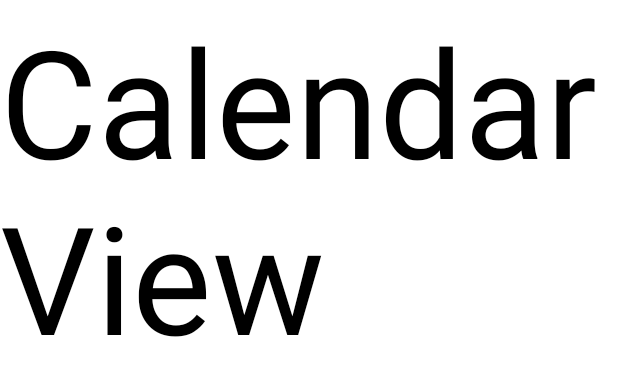
After one commit to yanlongRivenK/PlanB, an Android app: the layout view_calendar.xml on its own in the app's theme, with its tools: preview values and no code run, on a phone screen of 412 x 824 dp. The commit adds this screen. Shown: the top 376 px of the screen. Run offline under Robolectric (Android 15) with nearby library versions, the phone set to English and light mode, and no system bars.

Commit message:
Create CalenderView!It is amazing that Use commit commond with Android Studio Terminal, the pop type like vim

```diff
--- a/app/build.gradle
+++ b/app/build.gradle
@@ -32,6 +32,8 @@ dependencies {
     implementation 'androidx.appcompat:appcompat:1.2.0'
     implementation 'com.google.android.material:material:1.2.1'
     implementation 'androidx.constraintlayout:constraintlayout:2.0.1'
+    implementation 'org.jetbrains:annotations:15.0'
+    implementation 'org.jetbrains:annotations:15.0'
     testImplementation 'junit:junit:4.+'
     androidTestImplementation 'androidx.test.ext:junit:1.1.2'
     androidTestImplementation 'androidx.test.espresso:espresso-core:3.3.0'
--- a/app/src/main/AndroidManifest.xml
+++ b/app/src/main/AndroidManifest.xml
@@ -9,7 +9,7 @@
         android:roundIcon="@mipmap/ic_launcher_round"
         android:supportsRtl="true"
         android:theme="@style/Theme.PlanB">
-        <activity android:name=".MainActivity">
+        <activity android:name=".ui.MainActivity">
             <intent-filter>
                 <action android:name="android.intent.action.MAIN" />
 
--- a/app/src/main/java/com/pioon/planb/MainActivity.java
+++ b/app/src/main/java/com/pioon/planb/ui/MainActivity.java
@@ -1,6 +1,8 @@
-package com.pioon.planb;
+package com.pioon.planb.ui;
 
 import android.os.Bundle;
+
+import com.pioon.planb.R;
 
 import androidx.appcompat.app.AppCompatActivity;
 
--- a/app/src/main/res/layout/activity_main.xml
+++ b/app/src/main/res/layout/activity_main.xml
@@ -4,7 +4,7 @@
     xmlns:tools="http://schemas.android.com/tools"
     android:layout_width="match_parent"
     android:layout_height="match_parent"
-    tools:context=".MainActivity">
+    tools:context=".ui.MainActivity">
 
     <TextView
         android:layout_width="wrap_content"
--- /dev/null
+++ b/app/src/main/res/layout/view_calendar.xml
@@ -0,0 +1,13 @@
+<?xml version="1.0" encoding="utf-8"?>
+<androidx.constraintlayout.widget.ConstraintLayout xmlns:android="http://schemas.android.com/apk/res/android"
+    android:layout_width="match_parent"
+    android:layout_height="match_parent">
+
+    <TextView
+        android:textColor="#000"
+        android:textSize="100dp"
+        android:text="CalendarView"
+        android:layout_width="match_parent"
+        android:layout_height="match_parent"></TextView>
+
+</androidx.constraintlayout.widget.ConstraintLayout>
```
Also changed, not shown: app/src/main/java/com/pioon/planb/cusview/CalendarView.java (added, +40 -0 lines).
